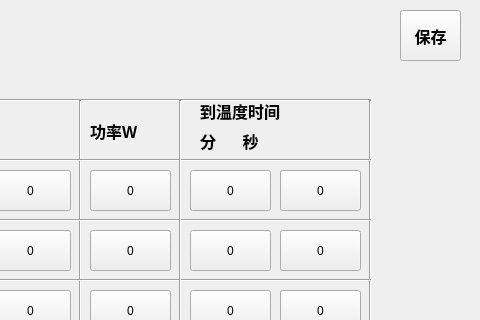
Qt form setting_5.ui (wanghao-xznu/untitled2) before a commit; both pictures show x 320 to 800 and y 0 to 320 of the 800 by 480 pixel window.
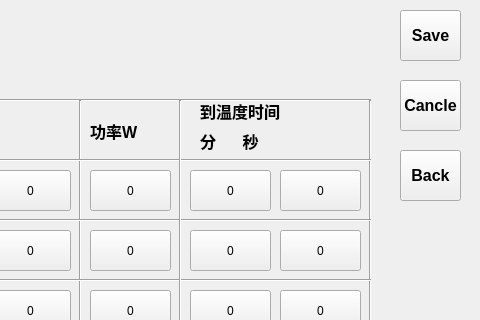
The same form after that commit.

Commit message: add save back cancle for setting

```diff
--- a/setting_5.ui
+++ b/setting_5.ui
@@ -102,7 +102,7 @@
     </font>
    </property>
    <property name="text">
-    <string>保存</string>
+    <string>Save</string>
    </property>
   </widget>
   <widget class="QPushButton" name="pushButton_15">
@@ -856,6 +856,46 @@
     <string>0</string>
    </property>
   </widget>
+  <widget class="QPushButton" name="pushButton_33">
+   <property name="geometry">
+    <rect>
+     <x>720</x>
+     <y>150</y>
+     <width>61</width>
+     <height>51</height>
+    </rect>
+   </property>
+   <property name="font">
+    <font>
+     <pointsize>12</pointsize>
+     <weight>75</weight>
+     <bold>true</bold>
+    </font>
+   </property>
+   <property name="text">
+    <string>Back</string>
+   </property>
+  </widget>
+  <widget class="QPushButton" name="pushButton_32">
+   <property name="geometry">
+    <rect>
+     <x>720</x>
+     <y>80</y>
+     <width>61</width>
+     <height>51</height>
+    </rect>
+   </property>
+   <property name="font">
+    <font>
+     <pointsize>12</pointsize>
+     <weight>75</weight>
+     <bold>true</bold>
+    </font>
+   </property>
+   <property name="text">
+    <string>Cancle</string>
+   </property>
+  </widget>
  </widget>
  <resources/>
  <connections/>
```
The commit also changes 14 other files.
